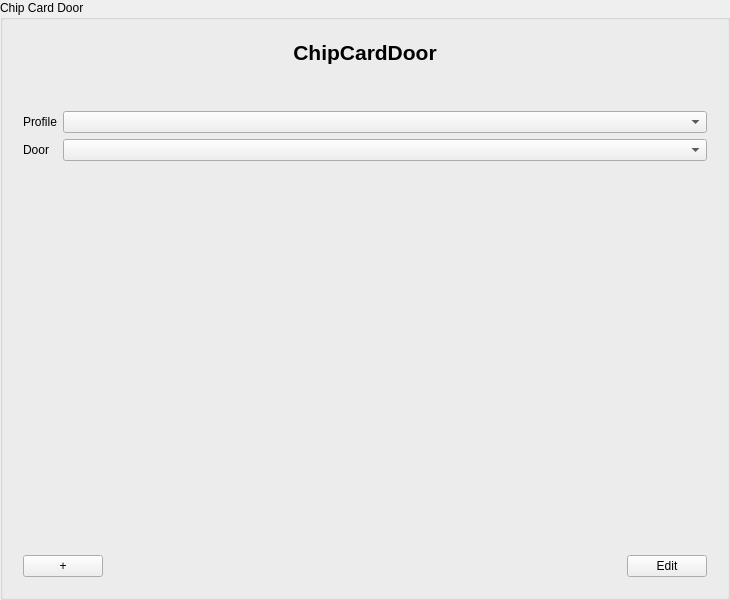
jmuelbert/jmbde-QT, file src/libs/widgets/src/views/chipcarddoorinputarea.ui: the form before one commit.
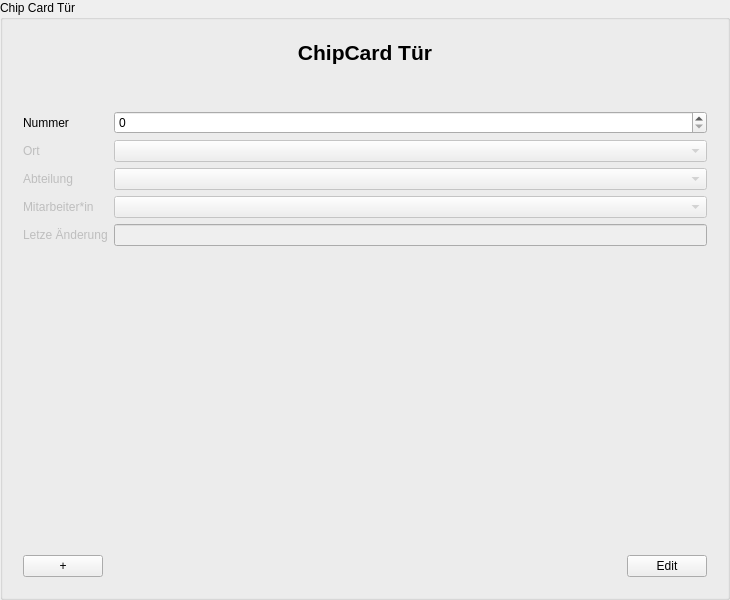
The form after the commit.

Patch:
```diff
--- a/src/libs/widgets/src/views/chipcarddoorinputarea.ui
+++ b/src/libs/widgets/src/views/chipcarddoorinputarea.ui
@@ -17,7 +17,7 @@
    <string>ChipCardDoorInputDialog</string>
   </property>
   <property name="title">
-   <string>Chip Card Door</string>
+   <string>Chip Card Tür</string>
   </property>
   <layout class="QGridLayout" name="gridLayout_3">
    <item row="0" column="0">
@@ -35,7 +35,7 @@
            </font>
           </property>
           <property name="text">
-           <string>ChipCardDoor</string>
+           <string>ChipCard Tür</string>
           </property>
           <property name="alignment">
            <set>Qt::AlignCenter</set>
@@ -62,25 +62,98 @@
       </item>
       <item>
        <layout class="QFormLayout" name="formLayout">
-        <item row="0" column="0">
-         <widget class="QLabel" name="label_Profile">
-          <property name="text">
-           <string>Profile</string>
-          </property>
-         </widget>
-        </item>
-        <item row="0" column="1">
-         <widget class="QComboBox" name="comboBox_Door"/>
-        </item>
         <item row="1" column="0">
-         <widget class="QLabel" name="label_Door">
+         <widget class="QLabel" name="placeLabel">
+          <property name="enabled">
+           <bool>false</bool>
+          </property>
           <property name="text">
-           <string>Door</string>
+           <string>Ort</string>
+          </property>
+          <property name="buddy">
+           <cstring>placeComboBox</cstring>
           </property>
          </widget>
         </item>
         <item row="1" column="1">
-         <widget class="QComboBox" name="comboBox_Profile"/>
+         <widget class="QComboBox" name="placeComboBox">
+          <property name="enabled">
+           <bool>false</bool>
+          </property>
+         </widget>
+        </item>
+        <item row="2" column="0">
+         <widget class="QLabel" name="departmentLabel">
+          <property name="enabled">
+           <bool>false</bool>
+          </property>
+          <property name="text">
+           <string>Abteilung</string>
+          </property>
+          <property name="buddy">
+           <cstring>departmentComboBox</cstring>
+          </property>
+         </widget>
+        </item>
+        <item row="2" column="1">
+         <widget class="QComboBox" name="departmentComboBox">
+          <property name="enabled">
+           <bool>false</bool>
+          </property>
+         </widget>
+        </item>
+        <item row="0" column="0">
+         <widget class="QLabel" name="numberLabel">
+          <property name="text">
+           <string>Nummer</string>
+          </property>
+          <property name="buddy">
+           <cstring>numberSpinBox</cstring>
+          </property>
+         </widget>
+        </item>
+        <item row="0" column="1">
+         <widget class="QSpinBox" name="numberSpinBox"/>
+        </item>
+        <item row="3" column="0">
+         <widget class="QLabel" name="employeeLabel">
+          <property name="enabled">
+           <bool>false</bool>
+          </property>
+          <property name="text">
+           <string>Mitarbeiter*in</string>
+          </property>
+          <property name="buddy">
+           <cstring>employeeComboBox</cstring>
+          </property>
+         </widget>
+        </item>
+        <item row="3" column="1">
+         <widget class="QComboBox" name="employeeComboBox">
+          <property name="enabled">
+           <bool>false</bool>
+          </property>
+         </widget>
+        </item>
+        <item row="4" column="0">
+         <widget class="QLabel" name="lastUpdateLabel">
+          <property name="enabled">
+           <bool>false</bool>
+          </property>
+          <property name="text">
+           <string>Letze Änderung</string>
+          </property>
+          <property name="buddy">
+           <cstring>lastUpdateLineEdit</cstring>
+          </property>
+         </widget>
+        </item>
+        <item row="4" column="1">
+         <widget class="QLineEdit" name="lastUpdateLineEdit">
+          <property name="enabled">
+           <bool>false</bool>
+          </property>
+         </widget>
         </item>
        </layout>
       </item>
```
Left out of the diff: 7 changed lines with no effect on the pictures.
